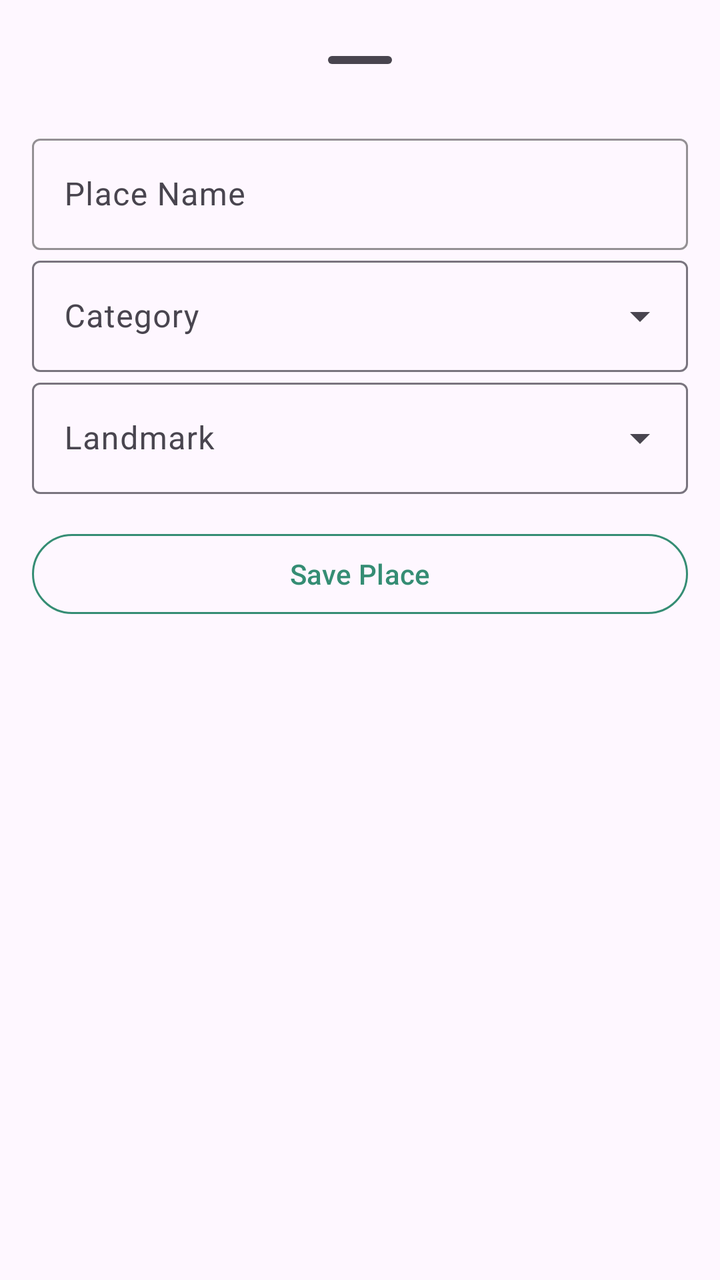
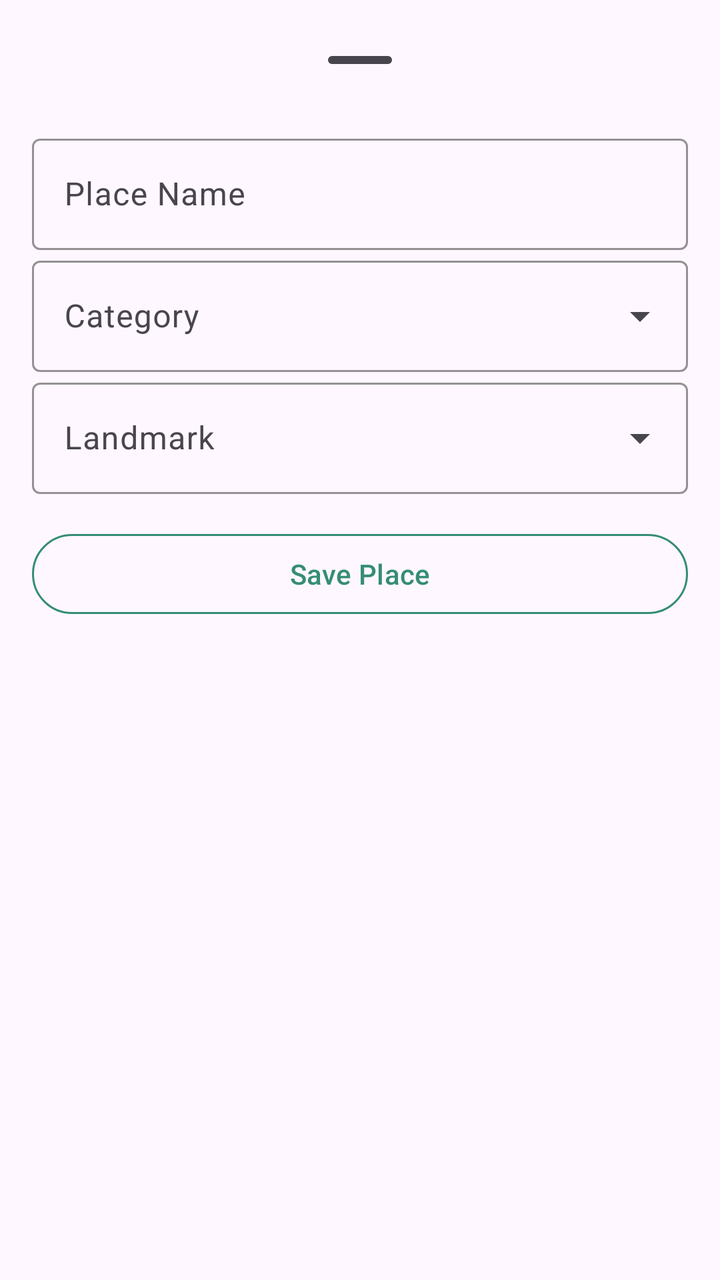

An Android layout rendered at two revisions. The XML below is the earlier revision; the diff shows what the commit changed to produce the second picture.
<!-- AndroidManifest.xml: application theme Theme.OffTheBeatenPath -->
<!-- res/layout/add_place.xml -->
<androidx.coordinatorlayout.widget.CoordinatorLayout xmlns:tools="http://schemas.android.com/tools"
    android:layout_height="match_parent"
    android:layout_width="match_parent"
    xmlns:android="http://schemas.android.com/apk/res/android"
    xmlns:app="http://schemas.android.com/apk/res-auto">

    <FrameLayout
        android:id="@+id/standard_bottom_sheet"
        android:layout_height="match_parent"
        android:layout_width="match_parent"
        app:layout_behavior="com.google.android.material.bottomsheet.BottomSheetBehavior">

    </FrameLayout>

    <LinearLayout
        android:layout_width="match_parent"
        android:layout_height="wrap_content"
        android:gravity="center_horizontal"
        android:orientation="vertical"
        android:padding="16dp">

        <com.google.android.material.bottomsheet.BottomSheetDragHandleView
            android:id="@+id/drag_handle"
            android:layout_width="match_parent"
            android:layout_height="wrap_content" />

        <com.google.android.material.textfield.TextInputLayout
            android:id="@+id/placeNameTextInputLayout"
            android:layout_width="match_parent"
            android:layout_height="wrap_content"
            android:hint="@string/place_name"
            app:boxStrokeColor="@color/greenis"
            app:cursorColor="@color/greenis"
            app:hintTextColor="@color/greenis">

            <com.google.android.material.textfield.TextInputEditText
                android:id="@+id/laceNameEditText"
                android:layout_width="match_parent"
                android:layout_height="wrap_content" />
        </com.google.android.material.textfield.TextInputLayout>


        <com.google.android.material.textfield.TextInputLayout
            android:id="@+id/placeCategory"
            style="@style/Widget.Material3.TextInputLayout.OutlinedBox.ExposedDropdownMenu"
            android:layout_width="match_parent"
            android:layout_height="wrap_content"
            android:hint="@string/category">

            <AutoCompleteTextView
                android:id="@+id/categoryDropdown"
                android:layout_width="match_parent"
                android:layout_height="wrap_content"
                android:inputType="none"
                tools:ignore="LabelFor" />
        </com.google.android.material.textfield.TextInputLayout>

        <com.google.android.material.textfield.TextInputLayout
            android:id="@+id/placeLandmark"
            style="@style/Widget.Material3.TextInputLayout.OutlinedBox.ExposedDropdownMenu"
            android:layout_width="match_parent"
            android:layout_height="wrap_content"
            android:hint="@string/landmark">

            <AutoCompleteTextView
                android:id="@+id/landmarkDropdown"
                android:layout_width="match_parent"
                android:layout_height="wrap_content"
                android:inputType="none"
                tools:ignore="LabelFor" />
        </com.google.android.material.textfield.TextInputLayout>


        <com.google.android.material.button.MaterialButton
            android:id="@+id/savePlaceButton"
            style="@style/Widget.Material3.Button.OutlinedButton"
            android:layout_width="match_parent"
            android:layout_height="wrap_content"
            android:layout_marginTop="16dp"
            android:text="@string/save_place"
            android:textColor="@color/greenis"
            app:strokeColor="@color/greenis" />

    </LinearLayout>

</androidx.coordinatorlayout.widget.CoordinatorLayout>
<!-- resources referenced by this layout -->
<resources>
  <color name="greenis">#358D74</color>
  <string name="category">Category</string>
  <string name="landmark">Landmark</string>
  <string name="place_name">Place Name</string>
  <string name="save_place">Save Place</string>
  <style name="Theme.OffTheBeatenPath" parent="Base.Theme.OffTheBeatenPath">
          <item name="android:popupMenuStyle">@style/CustomPopupMenuText</item>
      </style>
  <style name="Base.Theme.OffTheBeatenPath" parent="Theme.Material3.DayNight.NoActionBar">
          
          
      </style>
  <style name="CustomPopupMenuText" parent="TextAppearance.AppCompat.Widget.PopupMenu.Small">
          <item name="android:textColor">@color/black</item>
      </style>
  <color name="black">#FF000000</color>
</resources>

<!-- the commit's change to res/layout/add_place.xml (unified diff, before → after) -->
@@ -1,13 +1,13 @@
-<androidx.coordinatorlayout.widget.CoordinatorLayout xmlns:tools="http://schemas.android.com/tools"
-    android:layout_height="match_parent"
+<androidx.coordinatorlayout.widget.CoordinatorLayout xmlns:android="http://schemas.android.com/apk/res/android"
+    xmlns:app="http://schemas.android.com/apk/res-auto"
+    xmlns:tools="http://schemas.android.com/tools"
     android:layout_width="match_parent"
-    xmlns:android="http://schemas.android.com/apk/res/android"
-    xmlns:app="http://schemas.android.com/apk/res-auto">
+    android:layout_height="match_parent">
 
     <FrameLayout
         android:id="@+id/standard_bottom_sheet"
+        android:layout_width="match_parent"
         android:layout_height="match_parent"
-        android:layout_width="match_parent"
         app:layout_behavior="com.google.android.material.bottomsheet.BottomSheetBehavior">
 
     </FrameLayout>
@@ -45,7 +45,10 @@
             style="@style/Widget.Material3.TextInputLayout.OutlinedBox.ExposedDropdownMenu"
             android:layout_width="match_parent"
             android:layout_height="wrap_content"
-            android:hint="@string/category">
+            android:hint="@string/category"
+            app:boxStrokeColor="@color/greenis"
+            app:cursorColor="@color/greenis"
+            app:hintTextColor="@color/greenis">
 
             <AutoCompleteTextView
                 android:id="@+id/categoryDropdown"
@@ -60,7 +63,10 @@
             style="@style/Widget.Material3.TextInputLayout.OutlinedBox.ExposedDropdownMenu"
             android:layout_width="match_parent"
             android:layout_height="wrap_content"
-            android:hint="@string/landmark">
+            android:hint="@string/landmark"
+            app:boxStrokeColor="@color/greenis"
+            app:cursorColor="@color/greenis"
+            app:hintTextColor="@color/greenis">
 
             <AutoCompleteTextView
                 android:id="@+id/landmarkDropdown"
